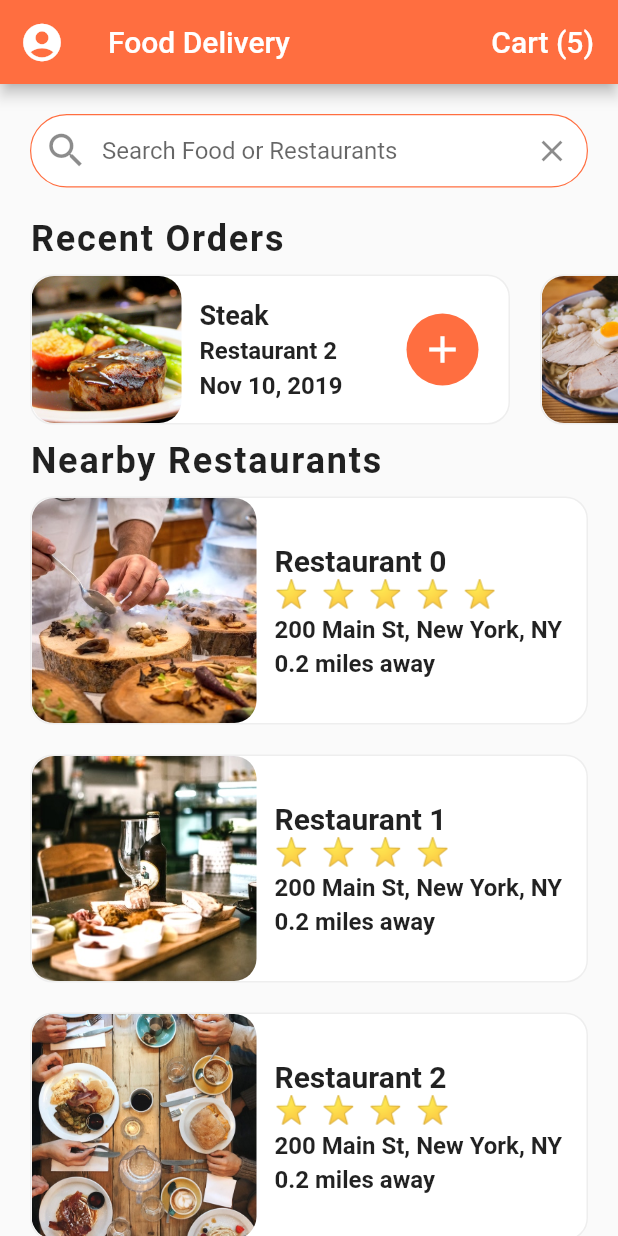
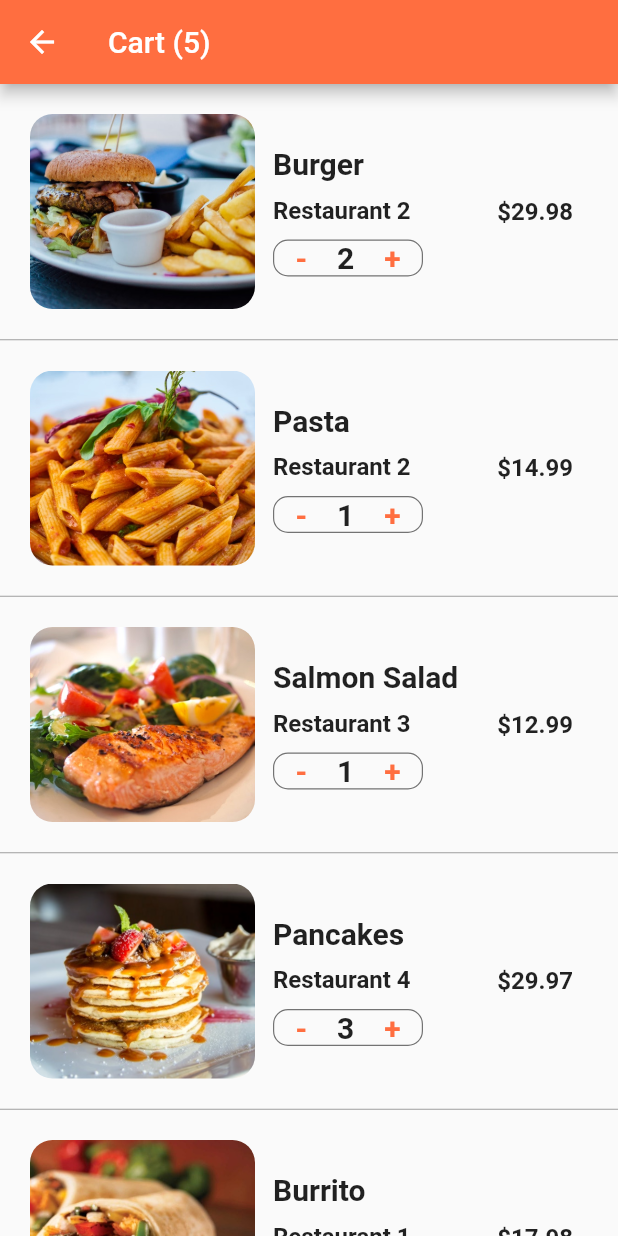
Before and after one commit to hardliver/flutter_food_delivery_ui, a Flutter app: the screen it shows after launch, after a tap on an icon or button, on a phone screen of 412 x 824 dp. Run offline on Flutter 3.47's test engine with Material 2 defaults, Android fonts, the phone set to English and light mode, and no system bars.

Commit message:
11. Cart Screen Items + Quantity Selector

```diff
--- /dev/null
+++ b/lib/screens/cart_screen.dart
@@ -0,0 +1,148 @@
+import 'package:flutter/material.dart';
+import 'package:flutter_food_delivery_ui/data/data.dart';
+import 'package:flutter_food_delivery_ui/models/order.dart';
+
+class CartScreen extends StatefulWidget {
+  @override
+  _CartScreenState createState() => _CartScreenState();
+}
+
+class _CartScreenState extends State<CartScreen> {
+  _buildBuildCartItem(Order order) {
+    return Container(
+      padding: EdgeInsets.all(20.0),
+      height: 170.0,
+      child: Expanded(
+        child: Row(
+          children: <Widget>[
+            Row(
+              children: <Widget>[
+                Container(
+                  width: 150.0,
+                  decoration: BoxDecoration(
+                    image: DecorationImage(
+                      image: AssetImage(order.food.imageUrl),
+                      fit: BoxFit.cover,
+                    ),
+                    borderRadius: BorderRadius.circular(15.0),
+                  ),
+                ),
+              ],
+            ),
+            Expanded(
+              child: Container(
+                margin: EdgeInsets.all(12.0),
+                child: Column(
+                  mainAxisAlignment: MainAxisAlignment.center,
+                  crossAxisAlignment: CrossAxisAlignment.start,
+                  children: <Widget>[
+                    Text(
+                      order.food.name,
+                      style: TextStyle(
+                        fontSize: 20.0,
+                        fontWeight: FontWeight.bold,
+                      ),
+                      overflow: TextOverflow.ellipsis,
+                    ),
+                    SizedBox(height: 10.0),
+                    Text(
+                      order.restaurant.name,
+                      style: TextStyle(
+                        fontSize: 16.0,
+                        fontWeight: FontWeight.w600,
+                      ),
+                      overflow: TextOverflow.ellipsis,
+                    ),
+                    SizedBox(height: 10.0),
+                    Container(
+                      width: 100.0,
+                      decoration: BoxDecoration(
+                        borderRadius: BorderRadius.circular(10.0),
+                        border: Border.all(
+                          width: 0.8,
+                          color: Colors.black54,
+                        ),
+                      ),
+                      child: Row(
+                        mainAxisAlignment: MainAxisAlignment.center,
+                        children: <Widget>[
+                          GestureDetector(
+                            onTap: () {},
+                            child: Text(
+                              '-',
+                              style: TextStyle(
+                                color: Theme.of(context).primaryColor,
+                                fontSize: 20.0,
+                                fontWeight: FontWeight.w600,
+                              ),
+                            ),
+                          ),
+                          SizedBox(
+                            width: 20.0,
+                          ),
+                          Text(
+                            order.quantity.toString(),
+                            style: TextStyle(
+                              fontSize: 20.0,
+                              fontWeight: FontWeight.w600,
+                            ),
+                          ),
+                          SizedBox(
+                            width: 20.0,
+                          ),
+                          GestureDetector(
+                            onTap: () {},
+                            child: Text(
+                              '+',
+                              style: TextStyle(
+                                color: Theme.of(context).primaryColor,
+                                fontSize: 20.0,
+                                fontWeight: FontWeight.w600,
+                              ),
+                            ),
+                          ),
+                        ],
+                      ),
+                    )
+                  ],
+                ),
+              ),
+            ),
+            Container(
+              margin: EdgeInsets.all(10.0),
+              child: Text(
+                '\$${order.quantity * order.food.price}',
+                style: TextStyle(
+                  fontSize: 16.0,
+                  fontWeight: FontWeight.w600,
+                ),
+              ),
+            ),
+          ],
+        ),
+      ),
+    );
+  }
+
+  @override
+  Widget build(BuildContext context) {
+    return Scaffold(
+      appBar: AppBar(
+        title: Text('Cart (${currentUser.cart.length})'),
+      ),
+      body: ListView.separated(
+        itemCount: currentUser.cart.length,
+        itemBuilder: (BuildContext context, int index) {
+          Order order = currentUser.cart[index];
+          return _buildBuildCartItem(order);
+        },
+        separatorBuilder: (BuildContext context, int index) {
+          return Divider(
+            height: 1.0,
+            color: Colors.grey,
+          );
+        },
+      ),
+    );
+  }
+}
--- a/lib/screens/home_screen.dart
+++ b/lib/screens/home_screen.dart
@@ -1,5 +1,6 @@
 import 'package:flutter/material.dart';
 import 'package:flutter_food_delivery_ui/models/restaurant.dart';
+import 'package:flutter_food_delivery_ui/screens/cart_screen.dart';
 import 'package:flutter_food_delivery_ui/screens/restaurant_screen.dart';
 import 'package:flutter_food_delivery_ui/widgets/rating_stars.dart';
 import 'package:flutter_food_delivery_ui/widgets/recent_orders.dart';
@@ -115,7 +116,12 @@ class _HomeScreenState extends State<HomeScreen> {
                 fontSize: 20.0,
               ),
             ),
-            onPressed: () {},
+            onPressed: () => Navigator.push(
+              context,
+              MaterialPageRoute(
+                builder: (_) => CartScreen(),
+              ),
+            ),
           )
         ],
       ),
```
